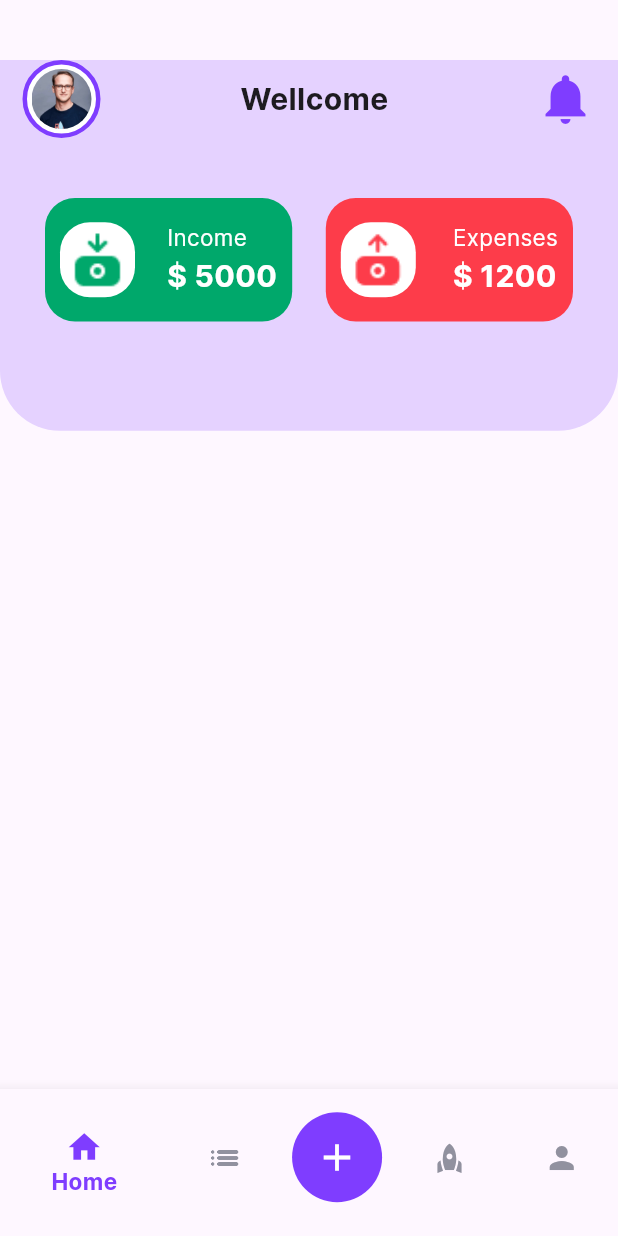
After one commit to DMPDissanayake/Project_Expense, a Flutter app: the Mainscreen screen opened directly, on a phone screen of 412 x 824 dp. The commit adds this screen. Run offline on Flutter 3.47's test engine with Material 3 defaults, Android fonts, the phone set to English and light mode, and no system bars; our stand-ins replace shared_preferences, smooth_page_indicator; accounts and stored records are empty.

Commit message:
start the home page

```diff
--- /dev/null
+++ b/lib/Screen/add.dart
@@ -0,0 +1,19 @@
+import 'package:flutter/material.dart';
+
+class AddNew extends StatefulWidget {
+  const AddNew({super.key});
+
+  @override
+  State<AddNew> createState() => _AddNewState();
+}
+
+class _AddNewState extends State<AddNew> {
+  @override
+  Widget build(BuildContext context) {
+    return Scaffold(
+      body: Center(
+        child: Text("Add New"),
+      ),
+    );
+  }
+}
--- /dev/null
+++ b/lib/Screen/buget.dart
@@ -0,0 +1,19 @@
+import 'package:flutter/material.dart';
+
+class Bugets extends StatefulWidget {
+  const Bugets({super.key});
+
+  @override
+  State<Bugets> createState() => _BugetsState();
+}
+
+class _BugetsState extends State<Bugets> {
+  @override
+  Widget build(BuildContext context) {
+    return Scaffold(
+      body: Center(
+        child: Text("Bugets"),
+      ),
+    );
+  }
+}
--- /dev/null
+++ b/lib/Screen/home.dart
@@ -0,0 +1,124 @@
+import 'package:flutter/material.dart';
+import 'package:project_expense/Constants/colors.dart';
+import 'package:project_expense/Constants/constants.dart';
+import 'package:project_expense/Services/user_services.dart';
+import 'package:project_expense/Widgets/income_expend_card.dart';
+
+class Home extends StatefulWidget {
+  const Home({super.key});
+
+  @override
+  State<Home> createState() => _HomeState();
+}
+
+class _HomeState extends State<Home> {
+  //for store the userName
+  String userName = "";
+
+  @override
+  void initState() {
+    //get the user name form the shared pref
+    UserServices.getUserDetailes().then((value) {
+      if (value["userName"] != null) {
+        setState(() {
+          userName = value["userName"]!;
+        });
+      }
+    });
+    super.initState();
+  }
+
+  @override
+  Widget build(BuildContext context) {
+    return Scaffold(
+      body: SingleChildScrollView(
+        //main colunm
+        child: Column(
+          children: [
+            SizedBox(height: 40),
+            //sub colunm
+            Container(
+              height: MediaQuery.of(context).size.height * 0.3,
+              decoration: BoxDecoration(
+                color: kMainColor.withOpacity(0.2),
+                borderRadius: BorderRadius.only(
+                  bottomLeft: Radius.circular(40),
+                  bottomRight: Radius.circular(40),
+                ),
+              ),
+              child: Column(
+                children: [
+                  Padding(
+                    padding:
+                        const EdgeInsets.symmetric(horizontal: kDefalutPadding),
+                    child: Row(
+                      mainAxisAlignment: MainAxisAlignment.spaceBetween,
+                      children: [
+                        Container(
+                          decoration: BoxDecoration(
+                            borderRadius: BorderRadius.circular(100),
+                            color: kWhite,
+                            border: Border.all(
+                              color: kMainColor,
+                              width: 3,
+                            ),
+                          ),
+                          child: Padding(
+                            padding: const EdgeInsets.all(3),
+                            child: ClipRRect(
+                              borderRadius: BorderRadius.circular(100),
+                              child: Image.asset(
+                                "assets/img/user.jpg",
+                                width: 40,
+                                fit: BoxFit.cover,
+                              ),
+                            ),
+                          ),
+                        ),
+                        Text(
+                          "Wellcome $userName",
+                          style: TextStyle(
+                            fontSize: 20,
+                            fontWeight: FontWeight.bold,
+                          ),
+                        ),
+                        Icon(
+                          Icons.notifications,
+                          size: 40,
+                          color: kMainColor,
+                        )
+                      ],
+                    ),
+                  ),
+                  SizedBox(
+                    height: 40,
+                  ),
+                  Padding(
+                    padding: const EdgeInsets.symmetric(horizontal: 30),
+                    child: Row(
+                      mainAxisAlignment: MainAxisAlignment.spaceBetween,
+                      children: [
+                        IncomeExpendCard(
+                          boxColor: kGreen,
+                          trxt: "Income",
+                          amount: 5000,
+                          imageUrl: "assets/img/income.png",
+                        ),
+                        IncomeExpendCard(
+                          boxColor: kRed,
+                          trxt: "Expenses",
+                          amount: 1200,
+                          imageUrl: "assets/img/expense.png",
+                        ),
+                      ],
+                    ),
+                  ),
+                ],
+              ),
+            ),
+          ],
+        ),
+      ),
+    );
+  }
+}
--- a/lib/Screen/mainscreen.dart
+++ b/lib/Screen/mainscreen.dart
@@ -1,4 +1,10 @@
 import 'package:flutter/material.dart';
+import 'package:project_expense/Constants/colors.dart';
+import 'package:project_expense/Screen/add.dart';
+import 'package:project_expense/Screen/buget.dart';
+import 'package:project_expense/Screen/home.dart';
+import 'package:project_expense/Screen/profile.dart';
+import 'package:project_expense/Screen/trasaction.dart';
 
 class Mainscreen extends StatefulWidget {
   const Mainscreen({super.key});
@@ -8,8 +14,71 @@ class Mainscreen extends StatefulWidget {
 }
 
 class _MainscreenState extends State<Mainscreen> {
+  //Curent index
+  int _currentPageIndex = 0;
+
   @override
   Widget build(BuildContext context) {
-    return const Placeholder();
+    final List<Widget> pages = [
+      Home(),
+      Trasaction(),
+      AddNew(),
+      Bugets(),
+      Profile(),
+    ];
+    return Scaffold(
+      bottomNavigationBar: BottomNavigationBar(
+        type: BottomNavigationBarType.shifting,
+        backgroundColor: kWhite,
+        selectedItemColor: kMainColor,
+        unselectedItemColor: kGrey,
+        selectedLabelStyle: TextStyle(
+          fontSize: 15,
+          fontWeight: FontWeight.bold,
+        ),
+        selectedIconTheme: IconThemeData(
+          size: 25,
+        ),
+        currentIndex: _currentPageIndex,
+        onTap: (value) {
+          setState(() {
+            _currentPageIndex = value;
+          });
+        },
+        items: [
+          BottomNavigationBarItem(
+            icon: Icon(Icons.home),
+            label: "Home",
+          ),
+          BottomNavigationBarItem(
+            icon: Icon(Icons.list_rounded),
+            label: "Transaction",
+          ),
+          BottomNavigationBarItem(
+              icon: Container(
+                padding: EdgeInsets.all(15),
+                decoration: BoxDecoration(
+                  color: kMainColor,
+                  shape: BoxShape.circle,
+                ),
+                child: Icon(
+                  Icons.add,
+                  size: 30,
+                  color: kWhite,
+                ),
+              ),
+              label: ""),
+          BottomNavigationBarItem(
+            icon: Icon(Icons.rocket),
+            label: "Budget",
+          ),
+          BottomNavigationBarItem(
+            icon: Icon(Icons.person),
+            label: "Profile",
+          ),
+        ],
+      ),
+      body: pages[_currentPageIndex],
+    );
   }
 }
--- /dev/null
+++ b/lib/Screen/profile.dart
@@ -0,0 +1,19 @@
+import 'package:flutter/material.dart';
+
+class Profile extends StatefulWidget {
+  const Profile({super.key});
+
+  @override
+  State<Profile> createState() => _ProfileState();
+}
+
+class _ProfileState extends State<Profile> {
+  @override
+  Widget build(BuildContext context) {
+    return Scaffold(
+      body: Center(
+        child: Text("Profile"),
+      ),
+    );
+  }
+}
--- /dev/null
+++ b/lib/Screen/trasaction.dart
@@ -0,0 +1,19 @@
+import 'package:flutter/material.dart';
+
+class Trasaction extends StatefulWidget {
+  const Trasaction({super.key});
+
+  @override
+  State<Trasaction> createState() => _TrasactionState();
+}
+
+class _TrasactionState extends State<Trasaction> {
+  @override
+  Widget build(BuildContext context) {
+    return Scaffold(
+      body: Center(
+        child: Text("Trasaction"),
+      ),
+    );
+  }
+}
--- a/lib/Services/user_services.dart
+++ b/lib/Services/user_services.dart
@@ -2,7 +2,7 @@ import 'package:flutter/material.dart';
 import 'package:shared_preferences/shared_preferences.dart';
 
 class UserServices {
-  // Method to get user details
+  // Method to set user details
   static Future<void> storeUserDetails({
     required String userName,
     required String email,
@@ -44,4 +44,12 @@ class UserServices {
     String? userName = pref.getString("userName");
     return userName != null;
   }
+
+  //user detailes get
+  static Future<Map<String, String>> getUserDetailes() async {
+    SharedPreferences pref = await SharedPreferences.getInstance();
+    String? userName = pref.getString("userName");
+    String? email = pref.getString("email");
+    return {"userName": userName!, "email": email!};
+  }
 }
--- /dev/null
+++ b/lib/Widgets/income_expend_card.dart
@@ -0,0 +1,83 @@
+import 'package:flutter/material.dart';
+import 'package:project_expense/Constants/colors.dart';
+
+class IncomeExpendCard extends StatefulWidget {
+  final Color boxColor;
+  final String trxt;
+  final double amount;
+  final String imageUrl;
+  const IncomeExpendCard({
+    super.key,
+    required this.boxColor,
+    required this.trxt,
+    required this.amount,
+    required this.imageUrl,
+  });
+
+  @override
+  State<IncomeExpendCard> createState() => _IncomeExpendCardState();
+}
+
+class _IncomeExpendCardState extends State<IncomeExpendCard> {
+  @override
+  Widget build(BuildContext context) {
+    return Container(
+      width: MediaQuery.of(context).size.width * 0.4,
+      height: MediaQuery.of(context).size.height * 0.1,
+      decoration: BoxDecoration(
+        color: widget.boxColor,
+        borderRadius: BorderRadius.circular(20),
+      ),
+      child: Center(
+        child: Padding(
+          padding: const EdgeInsets.all(10),
+          child: Row(
+            mainAxisAlignment: MainAxisAlignment.spaceBetween,
+            children: [
+              Container(
+                height: 50,
+                width: 50,
+                decoration: BoxDecoration(
+                  borderRadius: BorderRadius.circular(20),
+                  color: kWhite,
+                ),
+                child: Center(
+                  child: Image.asset(
+                    widget.imageUrl,
+                    width: 40,
+                    fit: BoxFit.cover,
+                  ),
+                ),
+              ),
+              SizedBox(
+                width: 5,
+              ),
+              Column(
+                mainAxisAlignment: MainAxisAlignment.center,
+                crossAxisAlignment: CrossAxisAlignment.start,
+                children: [
+                  Text(
+                    widget.trxt,
+                    style: TextStyle(
+                      fontSize: 15,
+                      color: kWhite,
+                      fontWeight: FontWeight.normal,
+                    ),
+                  ),
+                  Text(
+                    "\$ ${widget.amount.toStringAsFixed(0)}",
+                    style: TextStyle(
+                      fontSize: 20,
+                      color: kWhite,
+                      fontWeight: FontWeight.bold,
+                    ),
+                  ),
+                ],
+              )
+            ],
+          ),
+        ),
+      ),
+    );
+  }
+}
```
